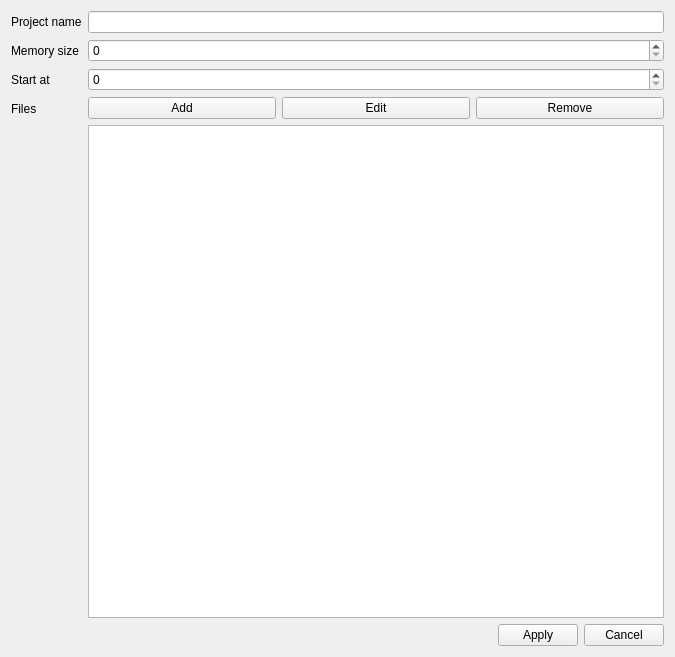
Old version of the form src/dialogs/projectconfigurationwidget.ui in the repository N1vn0vem8er/8080ide.
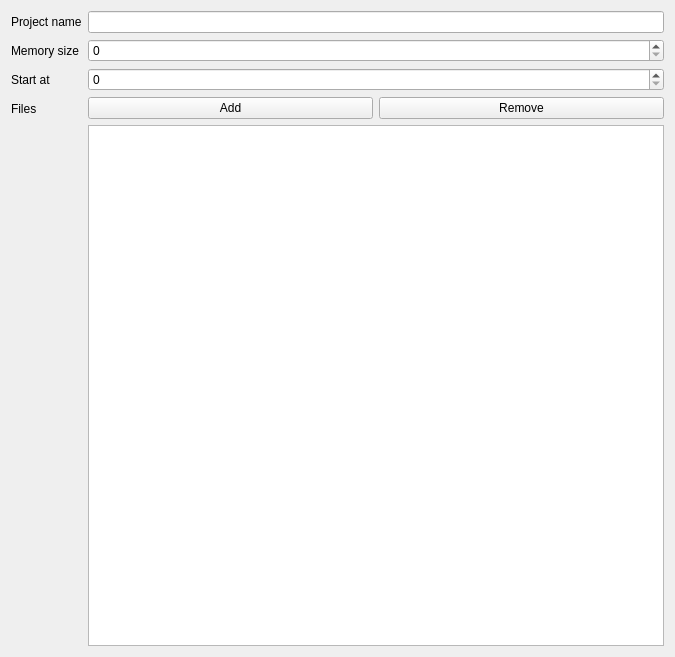
New version of the form. Icons and pictures are not drawn.

Commit message: Added showing project configuration dialog

```diff
--- a/src/dialogs/projectconfigurationwidget.ui
+++ b/src/dialogs/projectconfigurationwidget.ui
@@ -67,16 +67,6 @@
            </property>
           </widget>
          </item>
-         <item>
-          <widget class="QPushButton" name="editFileButton">
-           <property name="text">
-            <string>Edit</string>
-           </property>
-           <property name="icon">
-            <iconset theme="QIcon::ThemeIcon::DocumentProperties"/>
-           </property>
-          </widget>
-         </item>
          <item>
           <widget class="QPushButton" name="removeFileButton">
            <property name="text">
@@ -96,37 +86,6 @@
      </item>
     </layout>
    </item>
-   <item>
-    <layout class="QHBoxLayout" name="horizontalLayout_2">
-     <item>
-      <spacer name="horizontalSpacer">
-       <property name="orientation">
-        <enum>Qt::Orientation::Horizontal</enum>
-       </property>
-       <property name="sizeHint" stdset="0">
-        <size>
-         <width>40</width>
-         <height>20</height>
-        </size>
-       </property>
-      </spacer>
-     </item>
-     <item>
-      <widget class="QPushButton" name="applyButton">
-       <property name="text">
-        <string>Apply</string>
-       </property>
-      </widget>
-     </item>
-     <item>
-      <widget class="QPushButton" name="cancelButton">
-       <property name="text">
-        <string>Cancel</string>
-       </property>
-      </widget>
-     </item>
-    </layout>
-   </item>
   </layout>
  </widget>
  <resources/>
```
Left out of the diff: 12 changed lines with no effect on the pictures. The commit also changes 7 other files.
